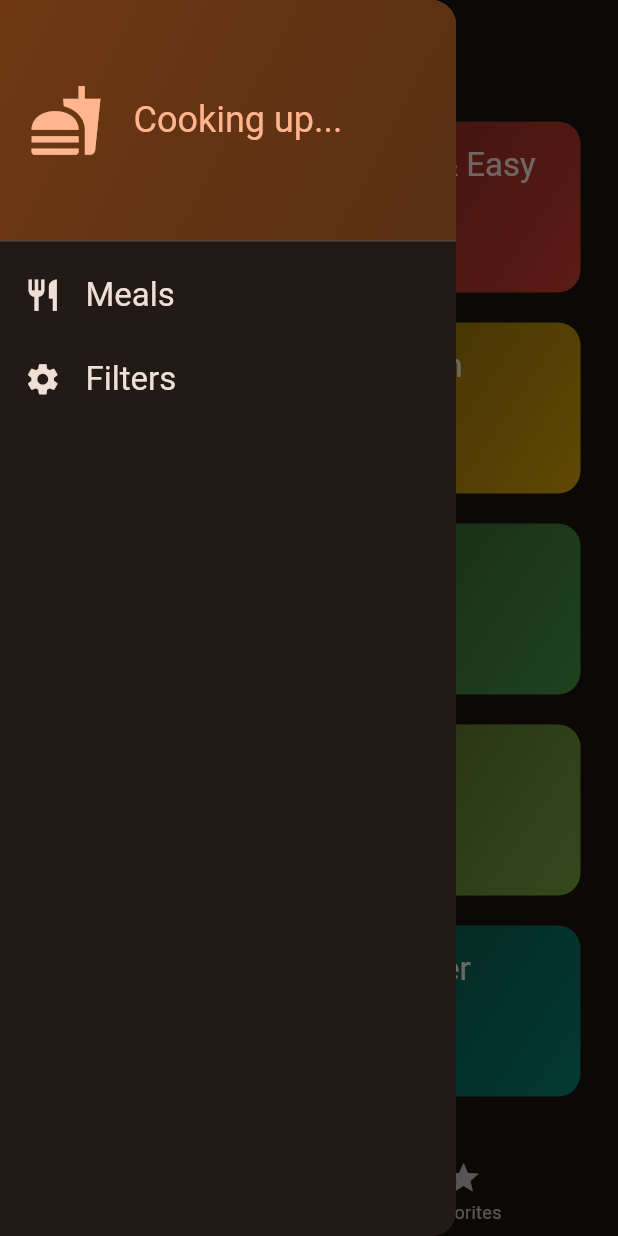
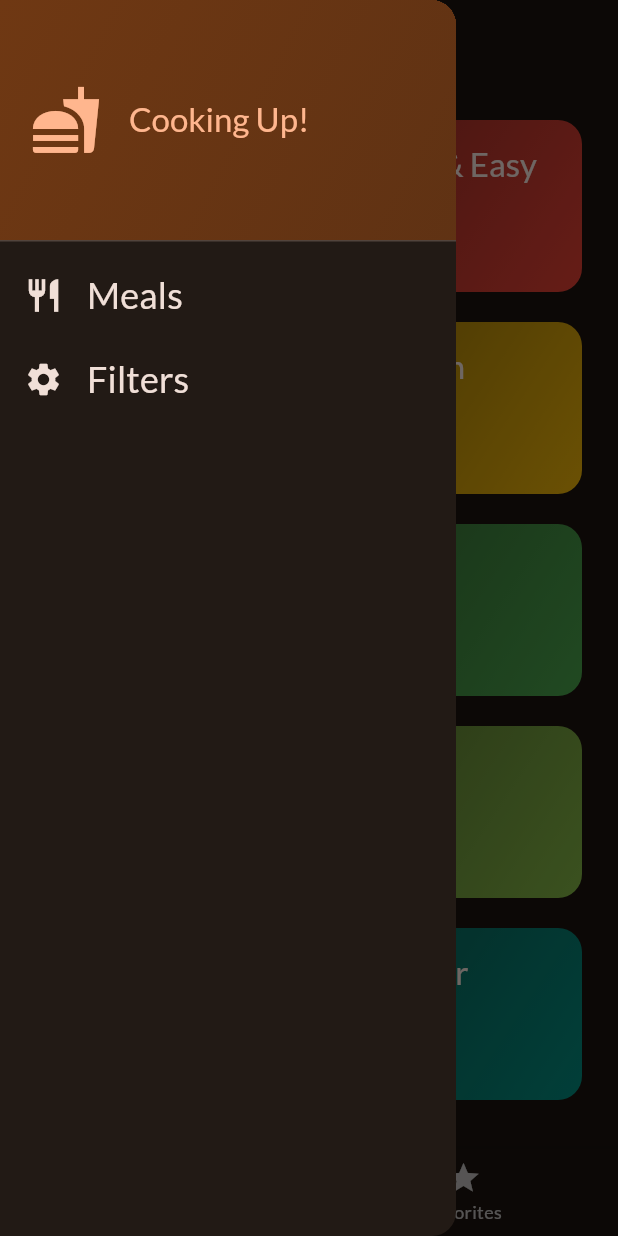
Before and after one commit to gitsudhanshur/meals, a Flutter app: the screen it shows after launch, with the side drawer open, on a phone screen of 412 x 824 dp. Run offline on Flutter 3.47's test engine with Material 3 defaults, Android fonts, the phone set to English and light mode, and no system bars; our stand-ins replace flutter_riverpod, google_fonts, transparent_image.

Commit message:
second commit

```diff
--- a/lib/main.dart
+++ b/lib/main.dart
@@ -1,12 +1,8 @@
 import 'package:flutter/material.dart';
-// import 'package:meals/data/dummy_data.dart';
-// import 'package:meals/screens/categories.dart';
+import 'package:google_fonts/google_fonts.dart';
+import 'package:flutter_riverpod/flutter_riverpod.dart';
 
-// import 'package:google_fonts/google_fonts.dart';
-// import 'package:meals/screens/categories.dart';
-// import 'package:meals/screens/meals.dart';
 import 'package:meals/screens/tabs.dart';
-import 'package:flutter_riverpod/flutter_riverpod.dart';
 
 final theme = ThemeData(
   useMaterial3: true,
@@ -14,13 +10,15 @@ final theme = ThemeData(
     brightness: Brightness.dark,
     seedColor: const Color.fromARGB(255, 131, 57, 0),
   ),
-  // textTheme: GoogleFonts.latoTextTheme(),
+  textTheme: GoogleFonts.latoTextTheme(),
 );
 
 void main() {
-  runApp(const ProviderScope(
-    child: App(),
-  ));
+  runApp(
+    const ProviderScope(
+      child: App(),
+    ),
+  );
 }
 
 class App extends StatelessWidget {
--- a/lib/models/category.dart
+++ b/lib/models/category.dart
@@ -5,10 +5,9 @@ class Category {
     required this.id,
     required this.title,
     this.color = Colors.orange,
-    });
+  });
 
   final String id;
   final String title;
   final Color color;
-
 }
--- /dev/null
+++ b/lib/providers/filters_provider.dart
@@ -0,0 +1,58 @@
+import 'package:flutter_riverpod/flutter_riverpod.dart';
+
+import 'package:meals/providers/meals_provider.dart';
+
+enum Filter {
+  glutenFree,
+  lactoseFree,
+  vegetarian,
+  vegan,
+}
+
+class FiltersNotifier extends StateNotifier<Map<Filter, bool>> {
+  FiltersNotifier()
+      : super({
+          Filter.glutenFree: false,
+          Filter.lactoseFree: false,
+          Filter.vegetarian: false,
+          Filter.vegan: false
+        });
+
+  void setFilters(Map<Filter, bool> chosenFilters) {
+    state = chosenFilters;
+  }
+
+  void setFilter(Filter filter, bool isActive) {
+    // state[filter] = isActive; // not allowed! => mutating state
+    state = {
+      ...state,
+      filter: isActive,
+    };
+  }
+}
+
+final filtersProvider =
+    StateNotifierProvider<FiltersNotifier, Map<Filter, bool>>(
+  (ref) => FiltersNotifier(),
+);
+
+final filteredMealsProvider = Provider((ref) {
+  final meals = ref.watch(mealsProvider);
+  final activeFilters = ref.watch(filtersProvider);
+
+  return meals.where((meal) {
+    if (activeFilters[Filter.glutenFree]! && !meal.isGlutenFree) {
+      return false;
+    }
+    if (activeFilters[Filter.lactoseFree]! && !meal.isLactoseFree) {
+      return false;
+    }
+    if (activeFilters[Filter.vegetarian]! && !meal.isVegetarian) {
+      return false;
+    }
+    if (activeFilters[Filter.vegan]! && !meal.isVegan) {
+      return false;
+    }
+    return true;
+  }).toList();
+});
--- a/lib/providers/meals_provider.dart
+++ b/lib/providers/meals_provider.dart
@@ -1,4 +1,5 @@
 import 'package:flutter_riverpod/flutter_riverpod.dart';
+
 import 'package:meals/data/dummy_data.dart';
 
 final mealsProvider = Provider((ref) {
--- a/lib/screens/categories.dart
+++ b/lib/screens/categories.dart
@@ -1,8 +1,9 @@
 import 'package:flutter/material.dart';
+
 import 'package:meals/data/dummy_data.dart';
 import 'package:meals/models/meal.dart';
+import 'package:meals/widgets/category_grid_item.dart';
 import 'package:meals/screens/meals.dart';
-import 'package:meals/widgets/category_grid_item.dart';
 import 'package:meals/models/category.dart';
 
 class CategoriesScreen extends StatelessWidget {
@@ -13,7 +14,7 @@ class CategoriesScreen extends StatelessWidget {
 
   final List<Meal> availableMeals;
 
-  void _selectcategory(BuildContext context, Category category) {
+  void _selectCategory(BuildContext context, Category category) {
     final filteredMeals = availableMeals
         .where((meal) => meal.categories.contains(category.id))
         .toList();
@@ -25,24 +26,26 @@ class CategoriesScreen extends StatelessWidget {
           meals: filteredMeals,
         ),
       ),
-        );
+    ); // Navigator.push(context, route)
   }
 
   @override
   Widget build(BuildContext context) {
     return GridView(
-        padding: const EdgeInsets.all(25),
+      padding: const EdgeInsets.all(24),
       gridDelegate: const SliverGridDelegateWithFixedCrossAxisCount(
         crossAxisCount: 2,
-          childAspectRatio: 3/2,
+        childAspectRatio: 3 / 2,
         crossAxisSpacing: 20,
         mainAxisSpacing: 20,
       ),
-          children:  [
+      children: [
+        // availableCategories.map((category) => CategoryGridItem(category: category)).toList()
         for (final category in availableCategories)
-             CategoryGridItem(category: category,
-              onSelectcategory: () {
-                _selectcategory(context, category);
+          CategoryGridItem(
+            category: category,
+            onSelectCategory: () {
+              _selectCategory(context, category);
             },
           )
       ],
--- a/lib/screens/tabs.dart
+++ b/lib/screens/tabs.dart
@@ -1,19 +1,18 @@
 import 'package:flutter/material.dart';
 import 'package:flutter_riverpod/flutter_riverpod.dart';
-// import 'package:meals/data/dummy_data.dart';
-import 'package:meals/models/meal.dart';
+
 import 'package:meals/screens/categories.dart';
 import 'package:meals/screens/filters.dart';
 import 'package:meals/screens/meals.dart';
 import 'package:meals/widgets/main_drawer.dart';
-import 'package:meals/providers/meals_provider.dart';
 import 'package:meals/providers/favorites_provider.dart';
+import 'package:meals/providers/filters_provider.dart';
 
 const kInitialFilters = {
   Filter.glutenFree: false,
   Filter.lactoseFree: false,
   Filter.vegetarian: false,
-    Filter.vegan: false,
+  Filter.vegan: false
 };
 
 class TabsScreen extends ConsumerStatefulWidget {
@@ -27,17 +26,6 @@ ConsumerState<TabsScreen> createState() {
 
 class _TabsScreenState extends ConsumerState<TabsScreen> {
   int _selectedPageIndex = 0;
-   Map<Filter, bool> _selectedFilters = kInitialFilters;
-
-
-   void _showInfoMessage(String message) {
-    ScaffoldMessenger.of(context).clearSnackBars();
-    ScaffoldMessenger.of(context).showSnackBar(
-      SnackBar(
-        content:Text(message),
-        ),
-    );
-   }
 
   void _selectPage(int index) {
     setState(() {
@@ -48,64 +36,47 @@ class _TabsScreenState extends ConsumerState<TabsScreen> {
   void _setScreen(String identifier) async {
     Navigator.of(context).pop();
     if (identifier == 'filters') {
-      final result = await  Navigator.of(context).push<Map<Filter, bool>>(
+      await Navigator.of(context).push<Map<Filter, bool>>(
         MaterialPageRoute(
-          builder: (ctx) => FiltersScreen(
-            currentFilters: _selectedFilters,),
+          builder: (ctx) => const FiltersScreen(),
         ),
       );
-
-        setState(() {
-          _selectedFilters = result ?? kInitialFilters;
-        });
     }
   }
 
   @override
   Widget build(BuildContext context) {
-   final meals = ref.watch(mealsProvider);
-   final availableMeals = meals.where((meal){
-    if(_selectedFilters[Filter.glutenFree]! && !meal.isGlutenFree) {
-      return false;
-    }
-    if(_selectedFilters[Filter.lactoseFree]! && !meal.isLactoseFree) {
-      return false;
-    }
-    if(_selectedFilters[Filter.vegetarian]! && !meal.isVegetarian) {
-      return false;
-    }
-    if(_selectedFilters[Filter.vegan]! && !meal.isVegan) {
-      return false;
-    }
-    return true;
-   }).toList();
+    final availableMeals = ref.watch(filteredMealsProvider);
 
     Widget activePage = CategoriesScreen(
       availableMeals: availableMeals,
     );
-    var activePageTitle = 'categories';
+    var activePageTitle = 'Categories';
 
-   if(_selectedPageIndex == 1) {
+    if (_selectedPageIndex == 1) {
       final favoriteMeals = ref.watch(favoriteMealsProvider);
-     activePage =   MealsScreen(
+      activePage = MealsScreen(
         meals: favoriteMeals,
       );
-     activePageTitle = 'Your favorites';
+      activePageTitle = 'Your Favorites';
     }
 
     return Scaffold(
       appBar: AppBar(
         title: Text(activePageTitle),
       ),
-      drawer:  MainDrawer(onSelectScreen: _setScreen,) ,
-      body: activePage ,
+      drawer: MainDrawer(
+        onSelectScreen: _setScreen,
+      ),
+      body: activePage,
       bottomNavigationBar: BottomNavigationBar(
         onTap: _selectPage,
-        currentIndex: _selectedPageIndex ,
-        items: const[
+        currentIndex: _selectedPageIndex,
+        items: const [
           BottomNavigationBarItem(
             icon: Icon(Icons.set_meal),
-             label: 'categories',),
+            label: 'Categories',
+          ),
           BottomNavigationBarItem(
             icon: Icon(Icons.star),
             label: 'Favorites',
--- a/lib/widgets/category_grid_item.dart
+++ b/lib/widgets/category_grid_item.dart
@@ -1,36 +1,35 @@
 import 'package:flutter/material.dart';
+
 import 'package:meals/models/category.dart';
 
 class CategoryGridItem extends StatelessWidget {
   const CategoryGridItem({
     super.key,
     required this.category,
-  required this.onSelectcategory,
- }
- );
+    required this.onSelectCategory,
+  });
 
   final Category category;
- final void Function() onSelectcategory;
+  final void Function() onSelectCategory;
 
   @override
   Widget build(BuildContext context) {
     return InkWell(
-      onTap: onSelectcategory,
+      onTap: onSelectCategory,
       splashColor: Theme.of(context).primaryColor,
-       borderRadius: BorderRadius.circular(15),
+      borderRadius: BorderRadius.circular(16),
       child: Container(
-        padding: const  EdgeInsets.all(15),
+        padding: const EdgeInsets.all(16),
         decoration: BoxDecoration(
-          borderRadius: BorderRadius.circular(15),
+            borderRadius: BorderRadius.circular(16),
             gradient: LinearGradient(
               colors: [
-                category.color.withOpacity(0.44),
-                category.color.withOpacity(0.8),
+                category.color.withOpacity(0.55),
+                category.color.withOpacity(0.9),
               ],
               begin: Alignment.topLeft,
               end: Alignment.bottomRight,
-              )
-                 ),
+            )),
         child: Text(
           category.title,
           style: Theme.of(context).textTheme.titleLarge!.copyWith(
--- a/lib/widgets/main_drawer.dart
+++ b/lib/widgets/main_drawer.dart
@@ -1,10 +1,7 @@
 import 'package:flutter/material.dart';
 
 class MainDrawer extends StatelessWidget {
-  const MainDrawer({
-    super.key,
-    required this.onSelectScreen,
-  });
+  const MainDrawer({super.key, required this.onSelectScreen});
 
   final void Function(String identifier) onSelectScreen;
 
@@ -14,7 +11,7 @@ class MainDrawer extends StatelessWidget {
       child: Column(
         children: [
           DrawerHeader(
-            padding: const EdgeInsets.all(19),
+            padding: const EdgeInsets.all(20),
             decoration: BoxDecoration(
               gradient: LinearGradient(
                 colors: [
@@ -22,7 +19,7 @@ class MainDrawer extends StatelessWidget {
                   Theme.of(context)
                       .colorScheme
                       .primaryContainer
-                      .withOpacity(0.7),
+                      .withOpacity(0.8),
                 ],
                 begin: Alignment.topLeft,
                 end: Alignment.bottomRight,
@@ -32,13 +29,13 @@ class MainDrawer extends StatelessWidget {
               children: [
                 Icon(
                   Icons.fastfood,
-                  size: 50,
+                  size: 48,
                   color: Theme.of(context).colorScheme.primary,
                 ),
-                const SizedBox(width: 20),
+                const SizedBox(width: 18),
                 Text(
-                  'Cooking up...',
-                  style: Theme.of(context).textTheme.headline5!.copyWith(
+                  'Cooking Up!',
+                  style: Theme.of(context).textTheme.titleLarge!.copyWith(
                         color: Theme.of(context).colorScheme.primary,
                       ),
                 ),
@@ -48,13 +45,14 @@ class MainDrawer extends StatelessWidget {
           ListTile(
             leading: Icon(
               Icons.restaurant,
-              size: 25,
+              size: 26,
               color: Theme.of(context).colorScheme.onBackground,
             ),
             title: Text(
               'Meals',
-              style: Theme.of(context).textTheme.headline6!.copyWith(
+              style: Theme.of(context).textTheme.titleSmall!.copyWith(
                     color: Theme.of(context).colorScheme.onBackground,
+                    fontSize: 24,
                   ),
             ),
             onTap: () {
@@ -64,13 +62,14 @@ class MainDrawer extends StatelessWidget {
           ListTile(
             leading: Icon(
               Icons.settings,
-              size: 25,
+              size: 26,
               color: Theme.of(context).colorScheme.onBackground,
             ),
             title: Text(
               'Filters',
-              style: Theme.of(context).textTheme.headline6!.copyWith(
+              style: Theme.of(context).textTheme.titleSmall!.copyWith(
                     color: Theme.of(context).colorScheme.onBackground,
+                    fontSize: 24,
                   ),
             ),
             onTap: () {
```
Also changed, not shown: lib/data/dummy_data.dart (+10 -10 lines), lib/providers/favorites_provider.dart (+10 -7 lines), lib/screens/filters.dart (+30 -92 lines), lib/screens/meal_details.dart (+32 -21 lines), lib/screens/meals.dart (+12 -8 lines), lib/widgets/meal_item.dart (+28 -25 lines), lib/widgets/meal_item_trait.dart (+8 -9 lines). Lines whose indentation alone changed are shown as unchanged.
